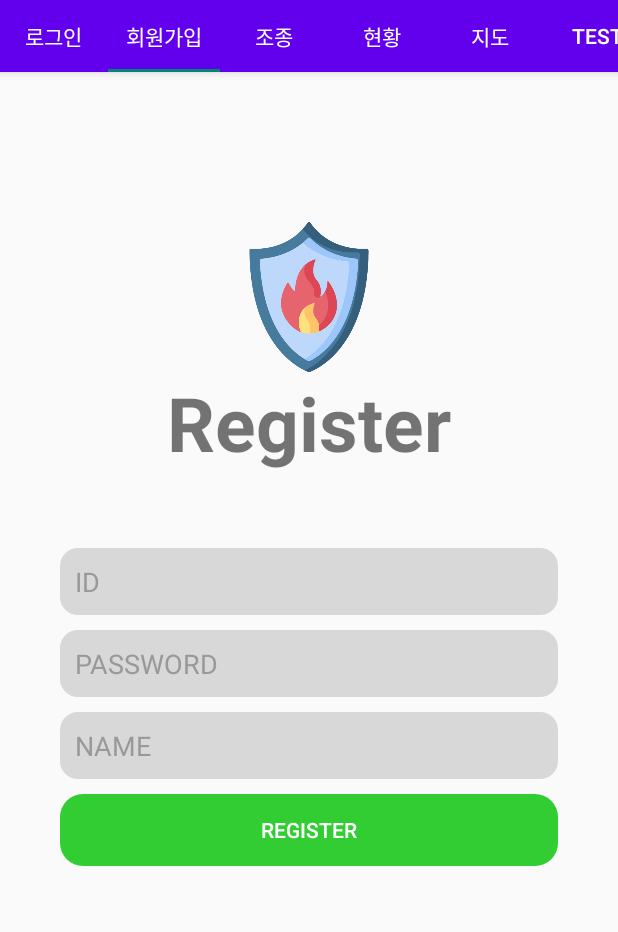
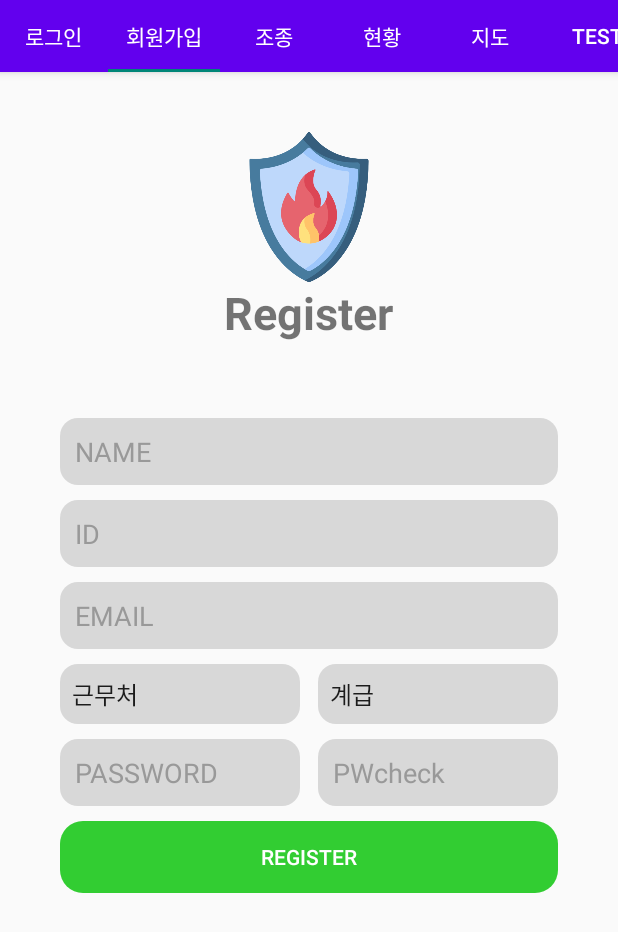
Before and after one commit to fireEmergencyControl/zeroFire, an Android app: the screen it shows after launch (Tab_main), tab 2 chosen, on a phone screen of 412 x 824 dp. Shown: the top 932 px of the screen. Run offline under Robolectric (Android 15) with nearby library versions, the phone set to English and light mode, and no system bars; libraries missing offline, so code that uses them is left out: com.github.mikephil.charting, org.eclipse.paho.

Commit message:
fix android -- 컨트롤러 수정 / 회원가입 수정

```diff
--- a/zerofileapp/app/build.gradle
+++ b/zerofileapp/app/build.gradle
@@ -11,7 +11,7 @@ android {
     defaultConfig {
         applicationId "com.multicamp.mainapp"
         minSdkVersion 23
-        targetSdkVersion 30
+        targetSdkVersion 31
         versionCode 1
         versionName "1.0"
 
@@ -47,6 +47,7 @@ dependencies {
 
     implementation 'org.eclipse.paho:org.eclipse.paho.client.mqttv3:1.2.0'
     implementation 'org.eclipse.paho:org.eclipse.paho.android.service:1.1.1'
+    implementation 'com.squareup.okhttp3:okhttp:3.10.0'
 }
 task wrapper(type: Wrapper) {
     gradleVersion = '7.0'
--- a/zerofileapp/app/src/main/java/com/multicamp/mainapp/MainActivity.kt
+++ b/zerofileapp/app/src/main/java/com/multicamp/mainapp/MainActivity.kt
@@ -72,4 +72,16 @@ class MainActivity : Fragment() {
         })
         return view
     }
+    dummy1
+        val msgdata = msg.split(":")
+        if (msgdata[0]=="humidity"){
+            showdata.append("습도:"+msgdata[1]+"\n")
+        }else if(msgdata[0]=="temperature"){
+            showdata.append("온도:"+msgdata[1]+"\n")
+        }else if(msgdata[0]=="distance"){
+            showdata2.append("거리:"+msgdata[1]+"\n")
+        }else {
+//            showdata.append(msg+"\n")
+        }
+        Log.d("mymqtt",msg)
 }*/
--- a/zerofileapp/app/src/main/java/com/multicamp/mainapp/zerofiretab/tabLocation/ControlTab.kt
+++ b/zerofileapp/app/src/main/java/com/multicamp/mainapp/zerofiretab/tabLocation/ControlTab.kt
@@ -87,17 +87,6 @@ class ControlTab : Fragment(), View.OnClickListener {
         //EditText에 내용을 출력하기, 영상출력, .... 도착된 메시지안에서 온도랑 습도 데이터를 이용해서 차트그리기,
         // 모션 detact가 전달되면 Notification도 발생시키기.....
         val msg = String(message.payload)
-        val msgdata = msg.split(":")
-        if (msgdata[0]=="humidity"){
-            showdata.append("습도:"+msgdata[1]+"\n")
-        }else if(msgdata[0]=="temperature"){
-            showdata.append("온도:"+msgdata[1]+"\n")
-        }else if(msgdata[0]=="distance"){
-            showdata2.append("거리:"+msgdata[1]+"\n")
-        }else {
-//            showdata.append(msg+"\n")
-        }
-        Log.d("mymqtt",msg)
     }
 
     override fun onClick(v: View?) {
--- a/zerofileapp/app/src/main/java/com/multicamp/mainapp/zerofiretab/tabLocation/RegisterTab.kt
+++ b/zerofileapp/app/src/main/java/com/multicamp/mainapp/zerofiretab/tabLocation/RegisterTab.kt
@@ -6,16 +6,48 @@ import android.view.View
 import android.view.ViewGroup
 import androidx.fragment.app.Fragment
 import com.multicamp.mainapp.R
+import com.multicamp.mainapp.zerofiretab.tabLocation.controldata.MyMqtt
+import kotlinx.android.synthetic.main.activity_register_tab.*
 
-class RegisterTab : Fragment() {
-    override fun onCreateView(
-        inflater: LayoutInflater,
-        container: ViewGroup?,
-        savedInstanceState: Bundle?
+
+class RegisterTab : Fragment(), View.OnClickListener {
+    val sub_topic = "iot/#"
+    val _topic = "iot:"
+    val server_uri ="tcp://192.168.0.2:1883" //broker의 ip와 port
+    var mymqtt : MyMqtt? = null
+    override fun onCreateView(inflater: LayoutInflater, container: ViewGroup?, savedInstanceState: Bundle?
     ): View? {
-        val view=inflater.inflate(R.layout.activity_register_tab,container,false)
+        val view=inflater.inflate(R.layout.activity_register_tab, container, false)
         return view
     }
 
+    override fun onViewCreated(view: View, savedInstanceState: Bundle?) {
+        super.onViewCreated(view, savedInstanceState)
 
+
+    }
+
+    override fun onClick(v: View?) {
+        val NAME=registerNAME
+        val ID=registerID
+        val EMAIL=registerEMAIL
+        val PLACE=workarea
+        val CLASSES=registerClasses
+        val PW=registerPW
+        val PWC=registerPWcheck
+/*
+        if(v?.id==R.id.buttonRegister){
+            fun data: Array<String> {
+                data.add(NAME)
+                data.append(ID)
+                data.append(EMAIL)
+                data.append(PLACE)
+                data.append(CLASSES)
+                data.append(PW)
+                data.append(PWC)
+            }
+
+            mymqtt?.publish("iot/register", data)
+        }*/
+    }
 }
--- a/zerofileapp/app/src/main/res/layout/activity_control_tab.xml
+++ b/zerofileapp/app/src/main/res/layout/activity_control_tab.xml
@@ -15,22 +15,8 @@
     <Space
         android:layout_width="wrap_content"
         android:layout_height="wrap_content"
-        android:layout_margin="110dp"
+        android:layout_margin="125dp"
         />
-    <LinearLayout
-        android:layout_width="match_parent"
-        android:layout_height="wrap_content">
-        <EditText
-            android:id="@+id/showdata"
-            android:layout_width="match_parent"
-            android:layout_height="wrap_content"
-            android:layout_weight="1"/>
-        <EditText
-            android:id="@+id/showdata2"
-            android:layout_width="match_parent"
-            android:layout_height="wrap_content"
-            android:layout_weight="1"/>
-    </LinearLayout>
     <TextView
         android:layout_width="match_parent"
         android:layout_height="wrap_content"
@@ -132,23 +118,27 @@
             <Button
                 android:layout_width="50dp"
                 android:layout_height="50dp"
+                android:text="X"
                 android:background="@drawable/controllerbutton"
                 />
             <Button
                 android:layout_width="50dp"
                 android:layout_height="50dp"
+                android:text="X"
                 android:layout_marginTop="10dp"
                 android:background="@drawable/controllerbutton"
                 />
             <Button
                 android:layout_width="50dp"
                 android:layout_height="50dp"
+                android:text="X"
                 android:layout_marginTop="10dp"
                 android:background="@drawable/controllerbutton"
                 />
             <Button
                 android:layout_width="50dp"
                 android:layout_height="50dp"
+                android:text="X"
                 android:layout_marginTop="10dp"
                 android:background="@drawable/controllerbutton"
                 />
--- a/zerofileapp/app/src/main/res/layout/activity_login_tab.xml
+++ b/zerofileapp/app/src/main/res/layout/activity_login_tab.xml
@@ -10,7 +10,7 @@
     <Space
         android:layout_width="match_parent"
         android:layout_height="wrap_content"
-        android:layout_marginBottom="100dp"
+        android:layout_marginBottom="40dp"
         />
 
     <ImageView
@@ -24,7 +24,7 @@
         android:layout_width="wrap_content"
         android:layout_height="wrap_content"
         android:text="Log In"
-        android:textSize="50dp"
+        android:textSize="30dp"
         android:textStyle="bold"
         />
     <Space
--- a/zerofileapp/app/src/main/res/layout/activity_register_tab.xml
+++ b/zerofileapp/app/src/main/res/layout/activity_register_tab.xml
@@ -9,7 +9,7 @@
     <Space
         android:layout_width="match_parent"
         android:layout_height="wrap_content"
-        android:layout_marginBottom="100dp"
+        android:layout_marginBottom="40dp"
         />
 
     <ImageView
@@ -23,7 +23,7 @@
         android:layout_width="wrap_content"
         android:layout_height="wrap_content"
         android:text="Register"
-        android:textSize="50dp"
+        android:textSize="30dp"
         android:textStyle="bold"
         />
     <Space
@@ -39,30 +39,7 @@
         android:paddingLeft="40dp"
         android:paddingRight="40dp"
         >
-        <EditText
-            android:id="@+id/registerID"
-            android:layout_width="fill_parent"
-            android:layout_height="wrap_content"
-            android:padding="10dp"
-            android:layout_marginBottom="10dp"
-            android:background="@drawable/input_box1"
-            android:hint="ID"
-            android:inputType="textCapWords"
-            android:textColor="#222222"
-            android:textColorHint="#999999"
-            />
-        <EditText
-            android:id="@+id/registerPW"
-            android:layout_width="fill_parent"
-            android:layout_height="wrap_content"
-            android:layout_marginBottom="10dp"
-            android:background="@drawable/input_box1"
-            android:hint="PASSWORD"
-            android:inputType="textCapWords"
-            android:padding="10dp"
-            android:textColor="#222222"
-            android:textColorHint="#999999"
-            />
+
         <EditText
             android:id="@+id/registerNAME"
             android:layout_width="fill_parent"
@@ -73,8 +50,97 @@
             android:inputType="textCapWords"
             android:padding="10dp"
             android:textColor="#222222"
-            android:textColorHint="#999999"
-            />
+            android:textColorHint="#999999" />
+
+        <EditText
+            android:id="@+id/registerID"
+            android:layout_width="fill_parent"
+            android:layout_height="wrap_content"
+            android:layout_marginBottom="10dp"
+            android:background="@drawable/input_box1"
+            android:hint="ID"
+            android:inputType="textCapWords"
+            android:padding="10dp"
+            android:textColor="#222222"
+            android:textColorHint="#999999" />
+
+        <EditText
+            android:id="@+id/registerEMAIL"
+            android:layout_width="fill_parent"
+            android:layout_height="wrap_content"
+            android:layout_marginBottom="10dp"
+            android:background="@drawable/input_box1"
+            android:hint="EMAIL"
+            android:inputType="textCapWords"
+            android:padding="10dp"
+            android:textColor="#222222"
+            android:textColorHint="#999999" />
+        <LinearLayout
+            android:layout_width="match_parent"
+            android:layout_height="wrap_content"
+            android:layout_marginBottom="10dp"
+            android:orientation="horizontal">
+            <Spinner
+                android:id="@+id/workarea"
+                android:layout_width="160dp"
+                android:layout_height="40dp"
+                android:background="@drawable/input_box1"
+                android:entries="@array/workarea"/>
+            <Space
+                android:layout_width="wrap_content"
+                android:layout_height="wrap_content"
+                android:layout_margin="6dp" />
+
+            <Spinner
+                android:id="@+id/registerClasses"
+                android:layout_width="160dp"
+                android:layout_height="40dp"
+                android:background="@drawable/input_box1"
+                android:entries="@array/classes"/>
+        </LinearLayout>
+
+        <LinearLayout
+            android:layout_width="match_parent"
+            android:layout_height="wrap_content"
+            android:orientation="horizontal">
+
+            <EditText
+                android:id="@+id/registerPW"
+                android:layout_width="160dp"
+                android:layout_height="wrap_content"
+                android:layout_marginBottom="10dp"
+                android:background="@drawable/input_box1"
+                android:hint="PASSWORD"
+                android:layout_gravity="left"
+                android:inputType="textCapWords"
+                android:paddingLeft="10dp"
+                android:paddingBottom="10dp"
+                android:paddingTop="10dp"
+                android:textColor="#222222"
+                android:textColorHint="#999999" />
+
+            <Space
+                android:layout_width="wrap_content"
+                android:layout_height="wrap_content"
+                android:layout_margin="6dp" />
+
+            <EditText
+                android:id="@+id/registerPWcheck"
+                android:layout_width="160dp"
+                android:layout_height="wrap_content"
+                android:layout_marginBottom="10dp"
+                android:background="@drawable/input_box1"
+                android:hint="PWcheck"
+                android:layout_gravity="right"
+                android:inputType="textCapWords"
+                android:paddingLeft="10dp"
+                android:paddingBottom="10dp"
+                android:paddingTop="10dp"
+                android:textColor="#222222"
+                android:textColorHint="#999999" />
+        </LinearLayout>
+
+
         <Button
             android:id="@+id/buttonRegister"
             android:layout_width="fill_parent"
--- /dev/null
+++ b/zerofileapp/app/src/main/res/values/array.xml
@@ -0,0 +1,26 @@
+<?xml version="1.0" encoding="utf-8"?>
+<resources>
+    <string-array name="workarea">
+        <item>근무처</item>
+        <item>사하 소방서</item>
+        <item>부천 소방서</item>
+        <item>세종 소방서</item>
+        <item>시흥 소방서</item>
+    </string-array>
+    <string-array name="classes">
+        <item>계급</item>
+        <item>소방사시보</item>
+        <item>소방사</item>
+        <item>소방교</item>
+        <item>소방장</item>
+        <item>소방장</item>
+        <item>소방위</item>
+        <item>소방경</item>
+        <item>소방령</item>
+        <item>소방정</item>
+        <item>소방준감</item>
+        <item>소방감</item>
+        <item>소방정감</item>
+        <item>소방총감</item>
+    </string-array>
+</resources>
```
